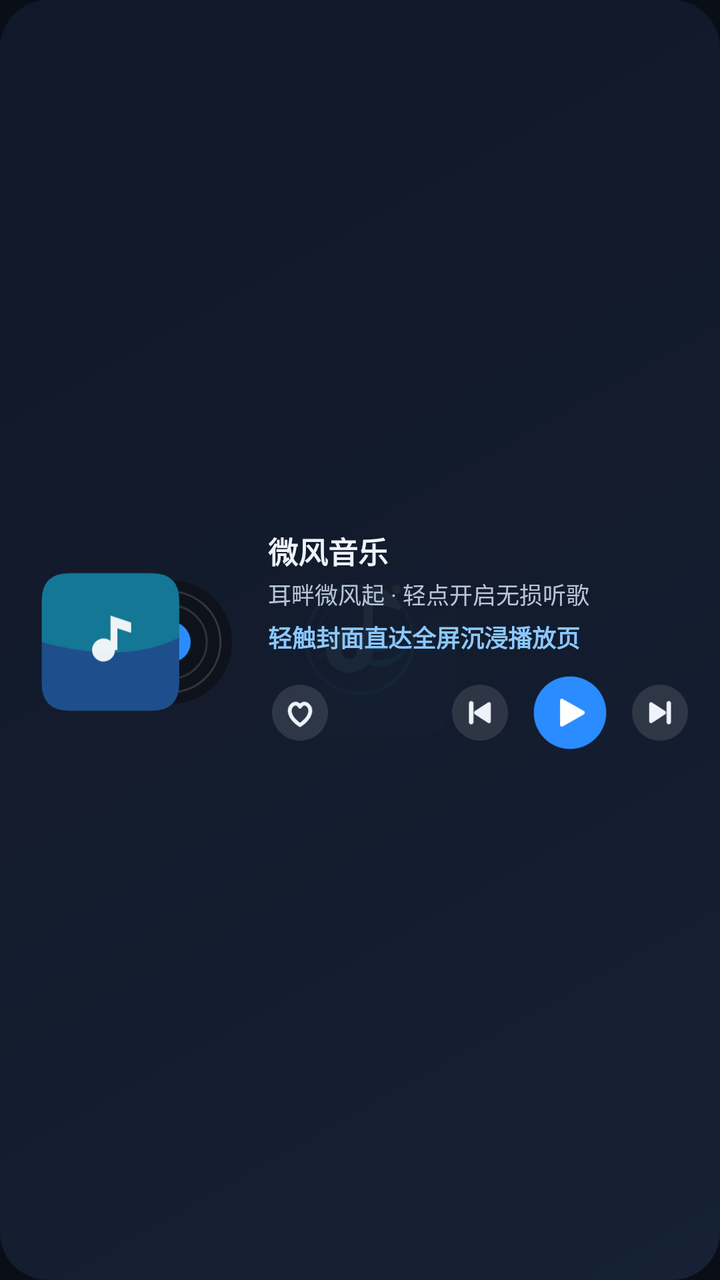
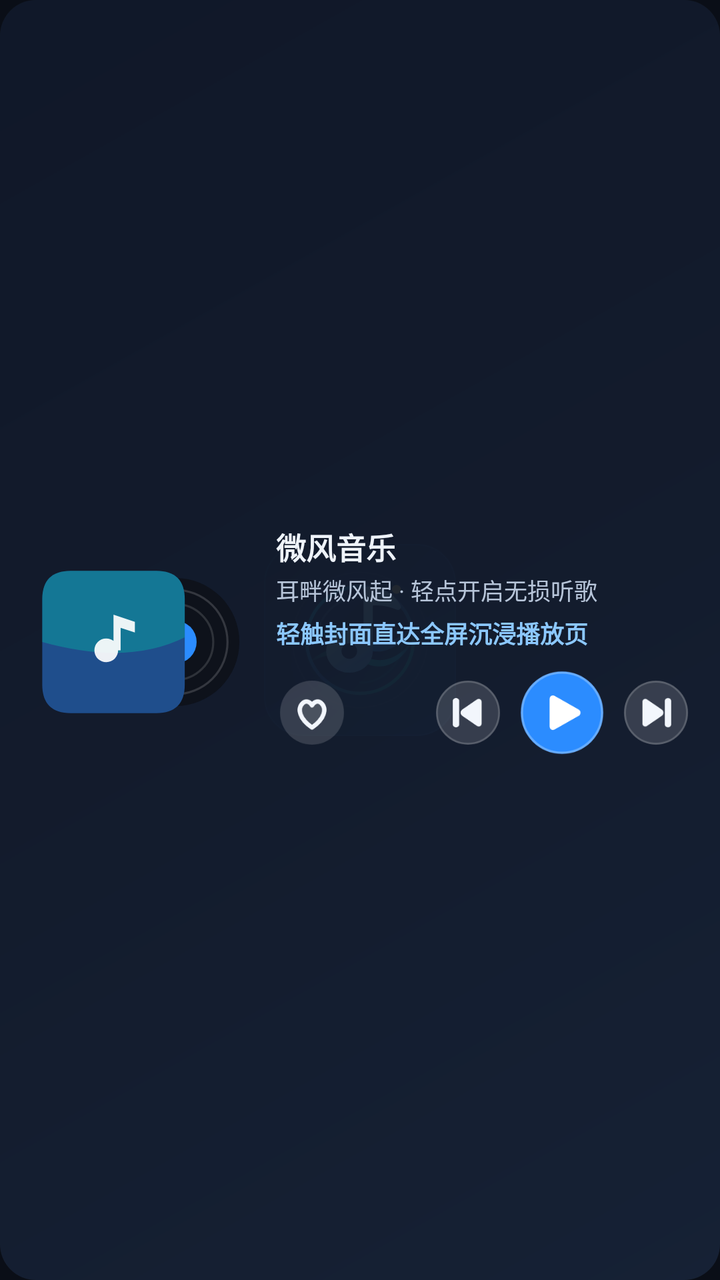

Compare the two renders of this Android layout. The source of the first and the diff that turns it into the second are given below.
<!-- AndroidManifest.xml: application theme Theme.ConceptMusic -->
<!-- res/layout/widget_concept_music.xml -->
<?xml version="1.0" encoding="utf-8"?>
<FrameLayout xmlns:android="http://schemas.android.com/apk/res/android"
    android:id="@+id/widget_root"
    android:layout_width="match_parent"
    android:layout_height="match_parent"
    android:background="@android:color/transparent">

    <ImageView
        android:id="@+id/widget_bg_image"
        android:layout_width="match_parent"
        android:layout_height="match_parent"
        android:contentDescription="@null"
        android:scaleType="fitXY"
        android:src="@drawable/bg_widget_concept" />

    <LinearLayout
        android:layout_width="match_parent"
        android:layout_height="match_parent"
        android:orientation="vertical"
        android:paddingLeft="14dp"
        android:paddingTop="12dp"
        android:paddingRight="14dp"
        android:paddingBottom="10dp">

        <LinearLayout
            android:layout_width="match_parent"
            android:layout_height="0dp"
            android:layout_weight="1"
            android:gravity="center_vertical"
            android:orientation="horizontal">

            
            <ImageView
                android:id="@+id/widget_artwork_stage"
                android:layout_width="110dp"
                android:layout_height="84dp"
                android:contentDescription="@string/app_name"
                android:scaleType="fitCenter"
                android:src="@drawable/bg_widget_stage_art_preview" />

            
            <LinearLayout
                android:layout_width="0dp"
                android:layout_height="match_parent"
                android:layout_marginStart="10dp"
                android:layout_weight="1"
                android:gravity="center_vertical"
                android:orientation="vertical">

                <LinearLayout
                    android:layout_width="match_parent"
                    android:layout_height="wrap_content"
                    android:gravity="center_vertical"
                    android:orientation="horizontal">

                    <TextView
                        android:id="@+id/widget_song_title"
                        android:layout_width="0dp"
                        android:layout_height="wrap_content"
                        android:layout_weight="1"
                        android:ellipsize="end"
                        android:maxLines="1"
                        android:text="@string/app_name"
                        android:textColor="#EEF3FA"
                        android:textSize="15sp"
                        android:textStyle="bold" />

                    <ImageView
                        android:id="@+id/widget_quality_badge_img"
                        android:layout_width="wrap_content"
                        android:layout_height="16dp"
                        android:layout_marginStart="6dp"
                        android:adjustViewBounds="true"
                        android:contentDescription="@null"
                        android:scaleType="fitCenter"
                        android:visibility="gone" />
                </LinearLayout>

                <TextView
                    android:id="@+id/widget_song_artist"
                    android:layout_width="match_parent"
                    android:layout_height="wrap_content"
                    android:layout_marginTop="2dp"
                    android:ellipsize="end"
                    android:maxLines="1"
                    android:text="@string/widget_idle_subtitle"
                    android:textColor="#B7C5D9"
                    android:textSize="11.5sp" />

                <TextView
                    android:id="@+id/widget_lyric_line"
                    android:layout_width="match_parent"
                    android:layout_height="wrap_content"
                    android:layout_marginTop="4dp"
                    android:ellipsize="end"
                    android:maxLines="1"
                    android:text="@string/widget_idle_lyric"
                    android:textColor="#8CC8FF"
                    android:textSize="12sp"
                    android:textStyle="bold" />

                <LinearLayout
                    android:layout_width="match_parent"
                    android:layout_height="wrap_content"
                    android:layout_marginTop="8dp"
                    android:gravity="center_vertical"
                    android:orientation="horizontal">

                    <ImageView
                        android:id="@+id/widget_btn_favorite"
                        android:layout_width="32dp"
                        android:layout_height="32dp"
                        android:contentDescription="@string/widget_cd_favorite"
                        android:scaleType="fitCenter"
                        android:src="@drawable/ic_widget_heart_preview" />

                    <FrameLayout
                        android:layout_width="0dp"
                        android:layout_height="1dp"
                        android:layout_weight="1" />

                    <ImageView
                        android:id="@+id/widget_btn_prev"
                        android:layout_width="32dp"
                        android:layout_height="32dp"
                        android:contentDescription="@string/widget_cd_prev"
                        android:scaleType="fitCenter"
                        android:src="@drawable/ic_widget_prev_preview" />

                    <ImageView
                        android:id="@+id/widget_btn_play"
                        android:layout_width="42dp"
                        android:layout_height="42dp"
                        android:layout_marginStart="8dp"
                        android:layout_marginEnd="8dp"
                        android:contentDescription="@string/widget_cd_play_pause"
                        android:scaleType="fitCenter"
                        android:src="@drawable/ic_widget_play_preview" />

                    <ImageView
                        android:id="@+id/widget_btn_next"
                        android:layout_width="32dp"
                        android:layout_height="32dp"
                        android:contentDescription="@string/widget_cd_next"
                        android:scaleType="fitCenter"
                        android:src="@drawable/ic_widget_next_preview" />
                </LinearLayout>
            </LinearLayout>
        </LinearLayout>

        
        <ImageView
            android:id="@+id/widget_progress_image"
            android:layout_width="match_parent"
            android:layout_height="6dp"
            android:layout_marginTop="6dp"
            android:contentDescription="@null"
            android:scaleType="fitXY"
            android:visibility="gone" />
    </LinearLayout>
</FrameLayout>
<!-- resources referenced by this layout -->
<resources>
  <!-- drawable bg_widget_concept (drawable) -->
  <?xml version="1.0" encoding="utf-8"?>
  <shape xmlns:android="http://schemas.android.com/apk/res/android"
      android:shape="rectangle">
      <corners android:radius="24dp" />
      <gradient
          android:angle="135"
          android:startColor="#F0162236"
          android:centerColor="#F0131C2D"
          android:endColor="#F0101829" />
  </shape>
  <!-- drawable ic_widget_heart_preview (drawable) -->
  <?xml version="1.0" encoding="utf-8"?>
  <vector xmlns:android="http://schemas.android.com/apk/res/android"
      android:width="32dp"
      android:height="32dp"
      android:viewportWidth="32"
      android:viewportHeight="32">
      <path
          android:fillColor="#1EFFFFFF"
          android:pathData="M16,16m-14,0a14,14 0,1 1,28 0a14,14 0,1 1,-28 0" />
      <path
          android:fillColor="#00000000"
          android:strokeWidth="1.9"
          android:strokeColor="#EEF3FA"
          android:strokeLineCap="round"
          android:strokeLineJoin="round"
          android:pathData="M16,22.2 C10.8,18.7 9.6,14.5 12.1,12.2 C13.6,10.8 15.2,11.6 16,13 C16.8,11.6 18.4,10.8 19.9,12.2 C22.4,14.5 21.2,18.7 16,22.2 Z" />
  </vector>
  <!-- drawable ic_widget_next_preview (drawable) -->
  <?xml version="1.0" encoding="utf-8"?>
  <vector xmlns:android="http://schemas.android.com/apk/res/android"
      android:width="32dp"
      android:height="32dp"
      android:viewportWidth="32"
      android:viewportHeight="32">
      <path
          android:fillColor="#1EFFFFFF"
          android:pathData="M16,16m-14,0a14,14 0,1 1,28 0a14,14 0,1 1,-28 0" />
      <path
          android:fillColor="#EEF3FA"
          android:pathData="M19.3,11.2 C19.3,10.6 19.8,10.2 20.4,10.2 C21,10.2 21.5,10.6 21.5,11.2 L21.5,20.8 C21.5,21.4 21,21.8 20.4,21.8 C19.8,21.8 19.3,21.4 19.3,20.8 Z M10.6,11.6 C10.6,10.9 11.4,10.5 12,10.9 L18.6,15.2 C19.1,15.6 19.1,16.4 18.6,16.8 L12,21.1 C11.4,21.5 10.6,21.1 10.6,20.4 Z" />
  </vector>
  <!-- drawable ic_widget_play_preview (drawable) -->
  <?xml version="1.0" encoding="utf-8"?>
  <vector xmlns:android="http://schemas.android.com/apk/res/android"
      android:width="44dp"
      android:height="44dp"
      android:viewportWidth="44"
      android:viewportHeight="44">
      <path
          android:fillColor="#2B8CFF"
          android:pathData="M22,22m-19,0a19,19 0,1 1,38 0a19,19 0,1 1,-38 0" />
      <path
          android:fillColor="#FFFFFF"
          android:pathData="M18.2,14.8 C17.5,14.4 16.8,14.9 16.8,15.7 L16.8,28.3 C16.8,29.1 17.5,29.6 18.2,29.2 L29.2,22.9 C29.9,22.5 29.9,21.5 29.2,21.1 Z" />
  </vector>
  <!-- drawable ic_widget_prev_preview (drawable) -->
  <?xml version="1.0" encoding="utf-8"?>
  <vector xmlns:android="http://schemas.android.com/apk/res/android"
      android:width="32dp"
      android:height="32dp"
      android:viewportWidth="32"
      android:viewportHeight="32">
      <path
          android:fillColor="#1EFFFFFF"
          android:pathData="M16,16m-14,0a14,14 0,1 1,28 0a14,14 0,1 1,-28 0" />
      <path
          android:fillColor="#EEF3FA"
          android:pathData="M10.5,11.2 C10.5,10.6 11,10.2 11.6,10.2 C12.2,10.2 12.7,10.6 12.7,11.2 L12.7,20.8 C12.7,21.4 12.2,21.8 11.6,21.8 C11,21.8 10.5,21.4 10.5,20.8 Z M21.4,11.6 C21.4,10.9 20.6,10.5 20,10.9 L13.4,15.2 C12.9,15.6 12.9,16.4 13.4,16.8 L20,21.1 C20.6,21.5 21.4,21.1 21.4,20.4 Z" />
  </vector>
  <string name="app_name">微风音乐</string>
  <!-- unchanged entries left out for length: 12 -->
</resources>

<!-- the commit's change to res/layout/widget_concept_music.xml (unified diff, before → after) -->
@@ -32,8 +32,8 @@
             
             <ImageView
                 android:id="@+id/widget_artwork_stage"
-                android:layout_width="110dp"
-                android:layout_height="84dp"
+                android:layout_width="114dp"
+                android:layout_height="88dp"
                 android:contentDescription="@string/app_name"
                 android:scaleType="fitCenter"
                 android:src="@drawable/bg_widget_stage_art_preview" />
@@ -108,8 +108,8 @@
 
                     <ImageView
                         android:id="@+id/widget_btn_favorite"
-                        android:layout_width="32dp"
-                        android:layout_height="32dp"
+                        android:layout_width="36dp"
+                        android:layout_height="36dp"
                         android:contentDescription="@string/widget_cd_favorite"
                         android:scaleType="fitCenter"
                         android:src="@drawable/ic_widget_heart_preview" />
@@ -121,26 +121,26 @@
 
                     <ImageView
                         android:id="@+id/widget_btn_prev"
-                        android:layout_width="32dp"
-                        android:layout_height="32dp"
+                        android:layout_width="36dp"
+                        android:layout_height="36dp"
                         android:contentDescription="@string/widget_cd_prev"
                         android:scaleType="fitCenter"
                         android:src="@drawable/ic_widget_prev_preview" />
 
                     <ImageView
                         android:id="@+id/widget_btn_play"
-                        android:layout_width="42dp"
-                        android:layout_height="42dp"
-                        android:layout_marginStart="8dp"
-                        android:layout_marginEnd="8dp"
+                        android:layout_width="46dp"
+                        android:layout_height="46dp"
+                        android:layout_marginStart="6dp"
+                        android:layout_marginEnd="6dp"
                         android:contentDescription="@string/widget_cd_play_pause"
                         android:scaleType="fitCenter"
                         android:src="@drawable/ic_widget_play_preview" />
 
                     <ImageView
                         android:id="@+id/widget_btn_next"
-                        android:layout_width="32dp"
-                        android:layout_height="32dp"
+                        android:layout_width="36dp"
+                        android:layout_height="36dp"
                         android:contentDescription="@string/widget_cd_next"
                         android:scaleType="fitCenter"
                         android:src="@drawable/ic_widget_next_preview" />
@@ -152,7 +152,7 @@
         <ImageView
             android:id="@+id/widget_progress_image"
             android:layout_width="match_parent"
-            android:layout_height="6dp"
+            android:layout_height="8dp"
             android:layout_marginTop="6dp"
             android:contentDescription="@null"
             android:scaleType="fitXY"
<!-- resource entries referenced after the edit -->
@@ -4,7 +4,7 @@
   <?xml version="1.0" encoding="utf-8"?>
   <shape xmlns:android="http://schemas.android.com/apk/res/android"
       android:shape="rectangle">
-      <corners android:radius="24dp" />
+      <corners android:radius="18dp" />
       <gradient
           android:angle="135"
           android:startColor="#F0162236"
@@ -14,62 +14,77 @@
   <!-- drawable ic_widget_heart_preview (drawable) -->
   <?xml version="1.0" encoding="utf-8"?>
   <vector xmlns:android="http://schemas.android.com/apk/res/android"
-      android:width="32dp"
-      android:height="32dp"
-      android:viewportWidth="32"
-      android:viewportHeight="32">
+      android:width="36dp"
+      android:height="36dp"
+      android:viewportWidth="36"
+      android:viewportHeight="36">
       <path
-          android:fillColor="#1EFFFFFF"
-          android:pathData="M16,16m-14,0a14,14 0,1 1,28 0a14,14 0,1 1,-28 0" />
+          android:fillColor="#26FFFFFF"
+          android:pathData="M18,18m-16,0a16,16 0,1 1,32 0a16,16 0,1 1,-32 0" />
       <path
-          android:fillColor="#00000000"
-          android:strokeWidth="1.9"
-          android:strokeColor="#EEF3FA"
+          android:fillColor="#1AFFFFFF"
+          android:strokeWidth="2.2"
+          android:strokeColor="#F2F6FC"
           android:strokeLineCap="round"
           android:strokeLineJoin="round"
-          android:pathData="M16,22.2 C10.8,18.7 9.6,14.5 12.1,12.2 C13.6,10.8 15.2,11.6 16,13 C16.8,11.6 18.4,10.8 19.9,12.2 C22.4,14.5 21.2,18.7 16,22.2 Z" />
+          android:pathData="M18,25.4 C11.8,21.2 10.4,16.0 13.4,13.2 C15.2,11.6 17.0,12.7 18,14.3 C19.0,12.7 20.8,11.6 22.6,13.2 C25.6,16.0 24.2,21.2 18,25.4 Z" />
   </vector>
   <!-- drawable ic_widget_next_preview (drawable) -->
   <?xml version="1.0" encoding="utf-8"?>
   <vector xmlns:android="http://schemas.android.com/apk/res/android"
-      android:width="32dp"
-      android:height="32dp"
-      android:viewportWidth="32"
-      android:viewportHeight="32">
+      android:width="36dp"
+      android:height="36dp"
+      android:viewportWidth="36"
+      android:viewportHeight="36">
       <path
-          android:fillColor="#1EFFFFFF"
-          android:pathData="M16,16m-14,0a14,14 0,1 1,28 0a14,14 0,1 1,-28 0" />
+          android:fillColor="#26FFFFFF"
+          android:pathData="M18,18m-16,0a16,16 0,1 1,32 0a16,16 0,1 1,-32 0" />
       <path
-          android:fillColor="#EEF3FA"
-          android:pathData="M19.3,11.2 C19.3,10.6 19.8,10.2 20.4,10.2 C21,10.2 21.5,10.6 21.5,11.2 L21.5,20.8 C21.5,21.4 21,21.8 20.4,21.8 C19.8,21.8 19.3,21.4 19.3,20.8 Z M10.6,11.6 C10.6,10.9 11.4,10.5 12,10.9 L18.6,15.2 C19.1,15.6 19.1,16.4 18.6,16.8 L12,21.1 C11.4,21.5 10.6,21.1 10.6,20.4 Z" />
+          android:fillColor="#00000000"
+          android:strokeColor="#2EFFFFFF"
+          android:strokeWidth="0.9"
+          android:pathData="M18,18m-15.5,0a15.5,15.5 0,1 1,31 0a15.5,15.5 0,1 1,-31 0" />
+      <path
+          android:fillColor="#F2F6FC"
+          android:pathData="M22.4,12.2 C22.4,11.3 23.1,10.7 24.0,10.7 C24.9,10.7 25.6,11.3 25.6,12.2 L25.6,23.8 C25.6,24.7 24.9,25.3 24.0,25.3 C23.1,25.3 22.4,24.7 22.4,23.8 Z M11.2,12.6 C11.2,11.4 12.4,10.7 13.4,11.3 L21.0,16.5 C21.9,17.2 21.9,18.8 21.0,19.5 L13.4,24.7 C12.4,25.3 11.2,24.6 11.2,23.4 Z" />
   </vector>
   <!-- drawable ic_widget_play_preview (drawable) -->
   <?xml version="1.0" encoding="utf-8"?>
   <vector xmlns:android="http://schemas.android.com/apk/res/android"
-      android:width="44dp"
-      android:height="44dp"
-      android:viewportWidth="44"
-      android:viewportHeight="44">
+      android:width="48dp"
+      android:height="48dp"
+      android:viewportWidth="48"
+      android:viewportHeight="48">
       <path
           android:fillColor="#2B8CFF"
-          android:pathData="M22,22m-19,0a19,19 0,1 1,38 0a19,19 0,1 1,-38 0" />
+          android:pathData="M24,24m-21.5,0a21.5,21.5 0,1 1,43 0a21.5,21.5 0,1 1,-43 0" />
+      <path
+          android:fillColor="#00000000"
+          android:strokeColor="#48FFFFFF"
+          android:strokeWidth="1.2"
+          android:pathData="M24,24m-20.9,0a20.9,20.9 0,1 1,41.8 0a20.9,20.9 0,1 1,-41.8 0" />
       <path
           android:fillColor="#FFFFFF"
-          android:pathData="M18.2,14.8 C17.5,14.4 16.8,14.9 16.8,15.7 L16.8,28.3 C16.8,29.1 17.5,29.6 18.2,29.2 L29.2,22.9 C29.9,22.5 29.9,21.5 29.2,21.1 Z" />
+          android:pathData="M20.3,15.3 C18.8,14.5 17.5,15.4 17.5,17.0 L17.5,31.0 C17.5,32.6 18.8,33.5 20.3,32.7 L32.6,25.7 C34.0,24.9 34.0,23.1 32.6,22.3 Z" />
   </vector>
   <!-- drawable ic_widget_prev_preview (drawable) -->
   <?xml version="1.0" encoding="utf-8"?>
   <vector xmlns:android="http://schemas.android.com/apk/res/android"
-      android:width="32dp"
-      android:height="32dp"
-      android:viewportWidth="32"
-      android:viewportHeight="32">
+      android:width="36dp"
+      android:height="36dp"
+      android:viewportWidth="36"
+      android:viewportHeight="36">
       <path
-          android:fillColor="#1EFFFFFF"
-          android:pathData="M16,16m-14,0a14,14 0,1 1,28 0a14,14 0,1 1,-28 0" />
+          android:fillColor="#26FFFFFF"
+          android:pathData="M18,18m-16,0a16,16 0,1 1,32 0a16,16 0,1 1,-32 0" />
       <path
-          android:fillColor="#EEF3FA"
-          android:pathData="M10.5,11.2 C10.5,10.6 11,10.2 11.6,10.2 C12.2,10.2 12.7,10.6 12.7,11.2 L12.7,20.8 C12.7,21.4 12.2,21.8 11.6,21.8 C11,21.8 10.5,21.4 10.5,20.8 Z M21.4,11.6 C21.4,10.9 20.6,10.5 20,10.9 L13.4,15.2 C12.9,15.6 12.9,16.4 13.4,16.8 L20,21.1 C20.6,21.5 21.4,21.1 21.4,20.4 Z" />
+          android:fillColor="#00000000"
+          android:strokeColor="#2EFFFFFF"
+          android:strokeWidth="0.9"
+          android:pathData="M18,18m-15.5,0a15.5,15.5 0,1 1,31 0a15.5,15.5 0,1 1,-31 0" />
+      <path
+          android:fillColor="#F2F6FC"
+          android:pathData="M10.4,12.2 C10.4,11.3 11.1,10.7 12.0,10.7 C12.9,10.7 13.6,11.3 13.6,12.2 L13.6,23.8 C13.6,24.7 12.9,25.3 12.0,25.3 C11.1,25.3 10.4,24.7 10.4,23.8 Z M24.8,12.6 C24.8,11.4 23.6,10.7 22.6,11.3 L15.0,16.5 C14.1,17.2 14.1,18.8 15.0,19.5 L22.6,24.7 C23.6,25.3 24.8,24.6 24.8,23.4 Z" />
   </vector>
   <string name="app_name">微风音乐</string>
   <!-- unchanged entries left out for length: 12 -->
